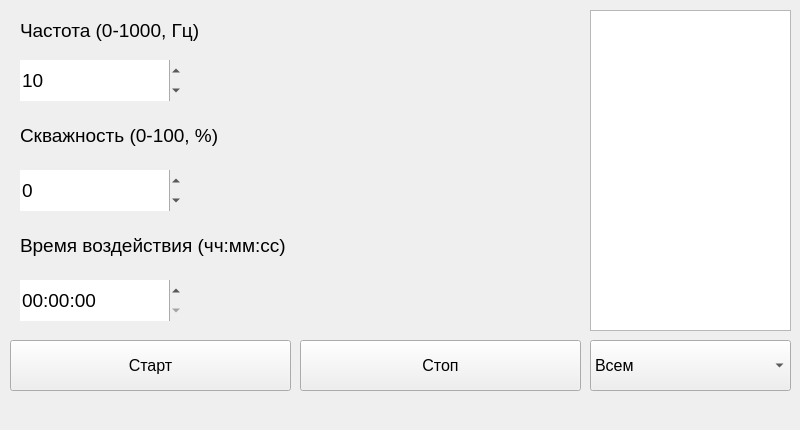
This is application.ui in TheGarlicDogg/PWM-Control as Qt 5 draws it before an edit. The edited form follows.
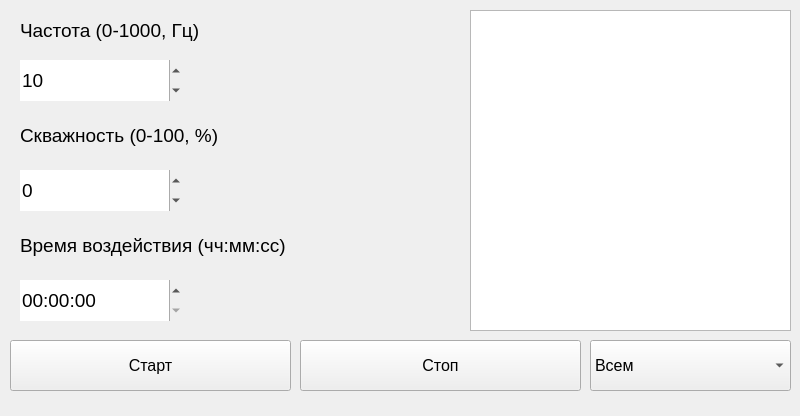
This is the edited form.

What changed in the file:
```diff
--- a/application.ui
+++ b/application.ui
@@ -7,9 +7,21 @@
     <x>0</x>
     <y>0</y>
     <width>800</width>
-    <height>430</height>
+    <height>416</height>
    </rect>
   </property>
+  <property name="minimumSize">
+   <size>
+    <width>800</width>
+    <height>416</height>
+   </size>
+  </property>
+  <property name="maximumSize">
+   <size>
+    <width>800</width>
+    <height>416</height>
+   </size>
+  </property>
   <property name="font">
    <font>
     <pointsize>12</pointsize>
@@ -76,9 +88,9 @@
    <widget class="QTextEdit" name="textEdit_Client_Messages">
     <property name="geometry">
      <rect>
-      <x>590</x>
+      <x>470</x>
       <y>10</y>
-      <width>201</width>
+      <width>321</width>
       <height>321</height>
      </rect>
     </property>
@@ -89,6 +101,9 @@
       <bold>false</bold>
      </font>
     </property>
+    <property name="readOnly">
+     <bool>true</bool>
+    </property>
    </widget>
    <widget class="QLabel" name="label">
     <property name="geometry">
```
